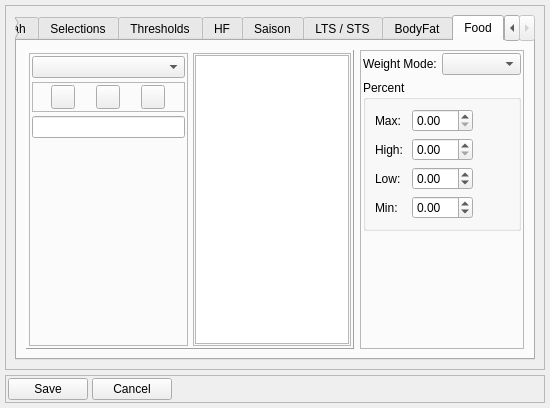
Before: the Qt Designer form dialog_settings.ui in Tria-Andy/WorkoutEditor, drawn with Qt 5.
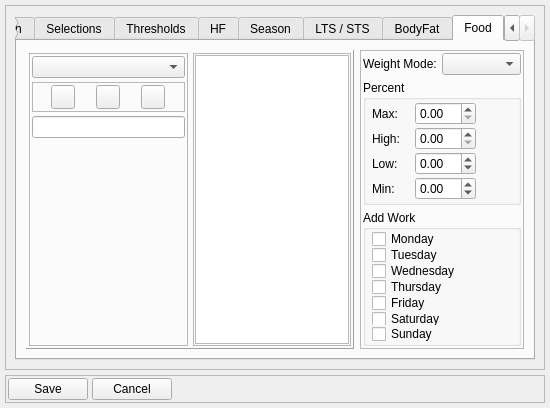
After: the same form once the commit is applied. The open tabs and pages were chosen to show the change. Icons and pictures are not drawn.

```diff
--- a/dialog_settings.ui
+++ b/dialog_settings.ui
@@ -989,7 +989,7 @@
         </widget>
         <widget class="QWidget" name="tab_saison">
          <attribute name="title">
-          <string>Saison</string>
+          <string>Season</string>
          </attribute>
          <layout class="QVBoxLayout" name="verticalLayout_6">
           <property name="spacing">
@@ -2200,6 +2200,24 @@
                 <string>Percent</string>
                </property>
                <layout class="QGridLayout" name="gridLayout_5">
+                <property name="leftMargin">
+                 <number>6</number>
+                </property>
+                <property name="topMargin">
+                 <number>2</number>
+                </property>
+                <property name="rightMargin">
+                 <number>8</number>
+                </property>
+                <property name="bottomMargin">
+                 <number>2</number>
+                </property>
+                <property name="horizontalSpacing">
+                 <number>4</number>
+                </property>
+                <property name="verticalSpacing">
+                 <number>2</number>
+                </property>
                 <item row="1" column="1">
                  <widget class="QDoubleSpinBox" name="doubleSpinBox_high"/>
                 </item>
@@ -2315,6 +2333,79 @@
                </layout>
               </widget>
              </item>
+             <item row="2" column="0" colspan="2">
+              <widget class="QGroupBox" name="groupBox_10">
+               <property name="title">
+                <string>Add Work</string>
+               </property>
+               <layout class="QFormLayout" name="formLayout_8">
+                <property name="verticalSpacing">
+                 <number>2</number>
+                </property>
+                <property name="leftMargin">
+                 <number>6</number>
+                </property>
+                <property name="topMargin">
+                 <number>2</number>
+                </property>
+                <property name="rightMargin">
+                 <number>4</number>
+                </property>
+                <property name="bottomMargin">
+                 <number>2</number>
+                </property>
+                <item row="0" column="0">
+                 <widget class="QCheckBox" name="checkBox_Work_0">
+                  <property name="text">
+                   <string>Monday</string>
+                  </property>
+                 </widget>
+                </item>
+                <item row="1" column="0">
+                 <widget class="QCheckBox" name="checkBox_Work_1">
+                  <property name="text">
+                   <string>Tuesday</string>
+                  </property>
+                 </widget>
+                </item>
+                <item row="2" column="0">
+                 <widget class="QCheckBox" name="checkBox_Work_2">
+                  <property name="text">
+                   <string>Wednesday</string>
+                  </property>
+                 </widget>
+                </item>
+                <item row="3" column="0">
+                 <widget class="QCheckBox" name="checkBox_Work_3">
+                  <property name="text">
+                   <string>Thursday</string>
+                  </property>
+                 </widget>
+                </item>
+                <item row="4" column="0">
+                 <widget class="QCheckBox" name="checkBox_Work_4">
+                  <property name="text">
+                   <string>Friday</string>
+                  </property>
+                 </widget>
+                </item>
+                <item row="5" column="0">
+                 <widget class="QCheckBox" name="checkBox_Work_5">
+                  <property name="text">
+                   <string>Saturday</string>
+                  </property>
+                 </widget>
+                </item>
+                <item row="6" column="0">
+                 <widget class="QCheckBox" name="checkBox_Work_6">
+                  <property name="text">
+                   <string>Sunday</string>
+                  </property>
+                 </widget>
+                </item>
+               </layout>
+              </widget>
+             </item>
             </layout>
            </widget>
           </item>
```
Left out of the diff: 74 changed lines with no effect on the pictures.
